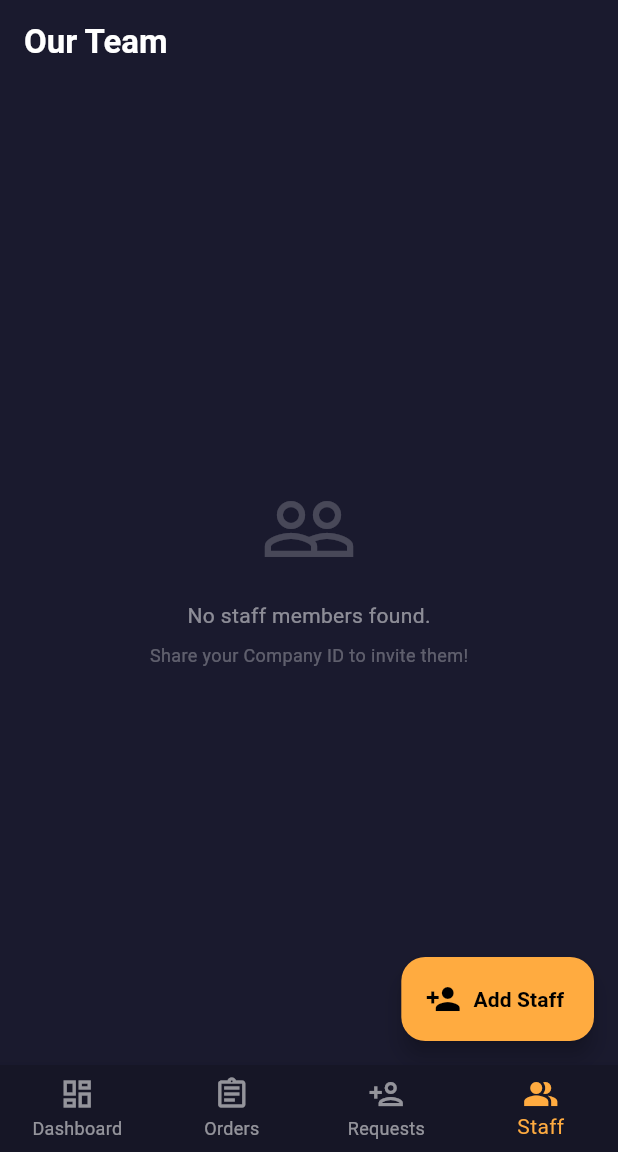
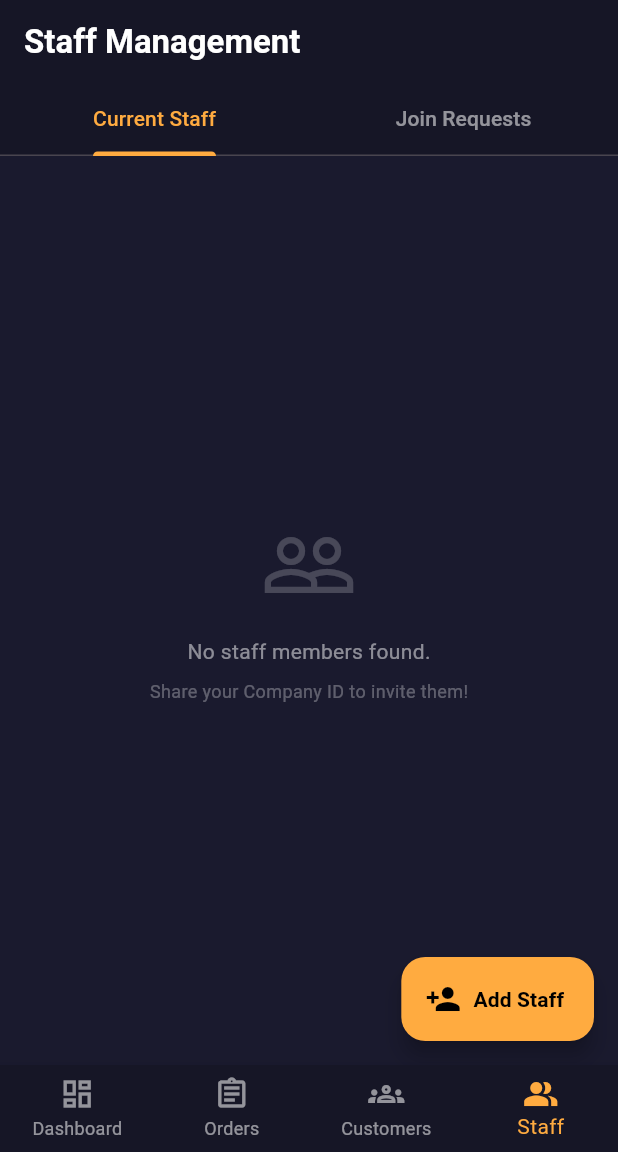
Before and after one commit to Pixeelforge/catering-ops, a Flutter app: the OwnerView screen opened directly, item 4 of the bottom bar chosen, on a phone screen of 412 x 824 dp, the part 84-1236 px from its top. Run offline on Flutter 3.47's test engine with Material 3 defaults, Android fonts, the phone set to English and light mode, and no system bars; our stand-ins replace audioplayers, cached_network_image, confetti, flutter_contacts, flutter_dotenv, geolocator and 4 more; missing offline and left inert: onesignal_flutter; accounts and stored records are empty; network calls fail.

Commit message:
feat: Business Location, Categorized Menu Builder, and Navigation Re-organization

```diff
--- a/apps/mobile_app/lib/role_views/owner/owner_view.dart
+++ b/apps/mobile_app/lib/role_views/owner/owner_view.dart
@@ -6,10 +6,9 @@ import 'package:intl/intl.dart';
 import 'package:url_launcher/url_launcher.dart';
 import 'package:geolocator/geolocator.dart';
 import 'staff_management_screen.dart';
-import 'join_requests_screen.dart';
-import '../../features/inventory/inventory_list_screen.dart';
+import '../../features/ledger/screens/kaatha_screen.dart';
+import '../../features/menu/menu_master_screen.dart';
 import '../../features/orders/orders_tab.dart';
-import '../../features/ledger/screens/kaatha_screen.dart';
 import '../../services/notification_service.dart';
 import 'package:onesignal_flutter/onesignal_flutter.dart';
 
@@ -866,10 +865,7 @@ class _OwnerViewState extends State<OwnerView> {
                 Navigator.push(
                   context,
                   MaterialPageRoute(
-                    builder: (context) => InventoryListScreen(
-                      companyId: _companyId!,
-                      isOwner: true,
-                    ),
+                    builder: (context) => MenuMasterScreen(companyId: _companyId!),
                   ),
                 );
               }
@@ -987,6 +983,96 @@ class _OwnerViewState extends State<OwnerView> {
                         ),
                         Text(
                           'Khata ledger & middleman accounts',
+                          style: TextStyle(color: Colors.white54, fontSize: 13),
+                        ),
+                      ],
+                    ),
+                  ),
+                  const Icon(
+                    Icons.arrow_forward_ios_rounded,
+                    color: Colors.white24,
+                    size: 16,
+                  ),
+                ],
+              ),
+            ),
+          ),
+
+          const SizedBox(height: 30),
+
+          // Business Location Action
+          InkWell(
+            onTap: () async {
+              // Fetch current coordinates first if they exist
+              double? initLat;
+              double? initLng;
+              if (_companyId != null) {
+                try {
+                  final resp = await Supabase.instance.client
+                      .from('companies')
+                      .select('latitude, longitude')
+                      .eq('id', _companyId!)
+                      .maybeSingle();
+                  if (resp != null && resp['latitude'] != null && resp['longitude'] != null) {
+                    initLat = (resp['latitude'] as num).toDouble();
+                    initLng = (resp['longitude'] as num).toDouble();
+                  }
+                } catch (_) {}
+              }
+
+              if (!mounted) return;
+              await Navigator.push(
+                context,
+                MaterialPageRoute(
+                  builder: (context) => LocationPickerScreen(
+                    companyId: _companyId ?? '',
+                    initialLat: initLat,
+                    initialLng: initLng,
+                  ),
+                ),
+              );
+            },
+            child: Container(
+              padding: const EdgeInsets.all(20),
+              decoration: BoxDecoration(
+                gradient: LinearGradient(
+                  colors: [
+                    Colors.redAccent.withOpacity(0.15),
+                    Colors.redAccent.withOpacity(0.05),
+                  ],
+                ),
+                borderRadius: BorderRadius.circular(20),
+                border: Border.all(color: Colors.redAccent.withOpacity(0.2)),
+              ),
+              child: Row(
+                children: [
+                  Container(
+                    padding: const EdgeInsets.all(12),
+                    decoration: BoxDecoration(
+                      color: Colors.redAccent.withOpacity(0.1),
+                      shape: BoxShape.circle,
+                    ),
+                    child: const Icon(
+                      Icons.add_location_alt,
+                      color: Colors.redAccent,
+                      size: 24,
+                    ),
+                  ),
+                  const SizedBox(width: 16),
+                  const Expanded(
+                    child: Column(
+                      crossAxisAlignment: CrossAxisAlignment.start,
+                      children: [
+                        Text(
+                          'Set Business Location',
+                          style: TextStyle(
+                            color: Colors.white,
+                            fontWeight: FontWeight.bold,
+                            fontSize: 16,
+                          ),
+                        ),
+                        Text(
+                          'Pin your location for customers',
                           style: TextStyle(color: Colors.white54, fontSize: 13),
                         ),
                       ],
@@ -1145,11 +1231,12 @@ class _OwnerViewState extends State<OwnerView> {
           : _selectedIndex == 1
           ? OrdersTab(companyId: _companyId ?? '')
           : _selectedIndex == 2
-          ? JoinRequestsScreen(
+          ? const Center(child: Text('Customers Module (Coming Soon)', style: TextStyle(color: Colors.white54)))
+          : StaffManagementScreen(
+              companyId: _companyId ?? '',
+              onRequestHandled: _fetchRequestCount,
               key: ValueKey(_pendingCount),
-              onRequestHandled: _fetchRequestCount,
-            )
-          : StaffManagementScreen(companyId: _companyId ?? ''),
+            ),
       bottomNavigationBar: BottomNavigationBar(
         backgroundColor: const Color(0xFF161626),
         selectedItemColor: Colors.orangeAccent,
@@ -1157,33 +1244,23 @@ class _OwnerViewState extends State<OwnerView> {
         currentIndex: _selectedIndex,
         onTap: (index) => setState(() => _selectedIndex = index),
         type: BottomNavigationBarType.fixed,
-        items: [
-          const BottomNavigationBarItem(
+        items: const [
+          BottomNavigationBarItem(
             icon: Icon(Icons.dashboard_outlined),
             activeIcon: Icon(Icons.dashboard),
             label: 'Dashboard',
           ),
-          const BottomNavigationBarItem(
+          BottomNavigationBarItem(
             icon: Icon(Icons.assignment_outlined),
             activeIcon: Icon(Icons.assignment),
             label: 'Orders',
           ),
           BottomNavigationBarItem(
-            icon: Badge(
-              isLabelVisible: _pendingCount > 0,
-              label: Text('$_pendingCount'),
-              backgroundColor: Colors.redAccent,
-              child: const Icon(Icons.person_add_outlined),
-            ),
-            activeIcon: Badge(
-              isLabelVisible: _pendingCount > 0,
-              label: Text('$_pendingCount'),
-              backgroundColor: Colors.redAccent,
-              child: const Icon(Icons.person_add),
-            ),
-            label: 'Requests',
+            icon: Icon(Icons.groups_outlined),
+            activeIcon: Icon(Icons.groups),
+            label: 'Customers',
           ),
-          const BottomNavigationBarItem(
+          BottomNavigationBarItem(
             icon: Icon(Icons.people_alt_outlined),
             activeIcon: Icon(Icons.people_alt),
             label: 'Staff',
--- a/apps/mobile_app/lib/role_views/owner/staff_management_screen.dart
+++ b/apps/mobile_app/lib/role_views/owner/staff_management_screen.dart
@@ -2,10 +2,19 @@ import 'package:flutter/material.dart';
 import 'package:supabase_flutter/supabase_flutter.dart';
 import 'package:flutter_contacts/flutter_contacts.dart';
 import 'package:permission_handler/permission_handler.dart';
+import 'join_requests_screen.dart';
+
+import 'join_requests_screen.dart';
 
 class StaffManagementScreen extends StatefulWidget {
   final String companyId;
-  const StaffManagementScreen({super.key, required this.companyId});
+  final VoidCallback? onRequestHandled;
+
+  const StaffManagementScreen({
+    super.key,
+    required this.companyId,
+    this.onRequestHandled,
+  });
 
   @override
   State<StaffManagementScreen> createState() => _StaffManagementScreenState();
@@ -112,18 +121,32 @@ class _StaffManagementScreenState extends State<StaffManagementScreen> {
 
   @override
   Widget build(BuildContext context) {
-    return Scaffold(
+    return DefaultTabController(
+      length: 2,
+      child: Scaffold(
         backgroundColor: const Color(0xFF1A1A2E),
         appBar: AppBar(
-        backgroundColor: Colors.transparent,
+          backgroundColor: const Color(0xFF161626),
           elevation: 0,
           automaticallyImplyLeading: false,
           title: const Text(
-          'Our Team',
+            'Staff Management',
             style: TextStyle(fontWeight: FontWeight.bold, color: Colors.white),
           ),
+          bottom: const TabBar(
+            indicatorColor: Colors.orangeAccent,
+            labelColor: Colors.orangeAccent,
+            unselectedLabelColor: Colors.white54,
+            tabs: [
+              Tab(text: 'Current Staff'),
+              Tab(text: 'Join Requests'),
+            ],
           ),
-      body: _loading
+        ),
+        body: TabBarView(
+          children: [
+            // TAB 1: Current Staff & Invitations
+            _loading
                 ? const Center(
                     child: CircularProgressIndicator(color: Colors.orangeAccent),
                   )
@@ -159,6 +182,18 @@ class _StaffManagementScreenState extends State<StaffManagementScreen> {
                       ],
                     ],
                   ),
+
+            // TAB 2: Join Requests
+            JoinRequestsScreen(
+              onRequestHandled: () {
+                _fetchStaff();
+                if (widget.onRequestHandled != null) {
+                  widget.onRequestHandled!();
+                }
+              },
+            ),
+          ],
+        ),
         floatingActionButton: FloatingActionButton.extended(
           onPressed: _showAddStaffDialog,
           backgroundColor: Colors.orangeAccent,
@@ -166,6 +201,7 @@ class _StaffManagementScreenState extends State<StaffManagementScreen> {
           label: const Text(
             'Add Staff',
             style: TextStyle(color: Colors.black, fontWeight: FontWeight.bold),
+          ),
         ),
       ),
     );
--- a/apps/mobile_app/pubspec.yaml
+++ b/apps/mobile_app/pubspec.yaml
@@ -50,6 +50,7 @@ dependencies:
   shared_preferences: ^2.5.4
   hive: ^2.2.3
   hive_flutter: ^1.1.0
+  google_maps_flutter: ^2.15.0
 
 dev_dependencies:
   flutter_test:
```
Also changed, not shown: apps/mobile_app/lib/features/dashboard/location_picker_screen.dart (added, +139 -0 lines), apps/mobile_app/lib/features/menu/menu_master_screen.dart (added, +343 -0 lines), apps/mobile_app/pubspec.lock, 2 other files. Lines whose indentation alone changed are shown as unchanged.
